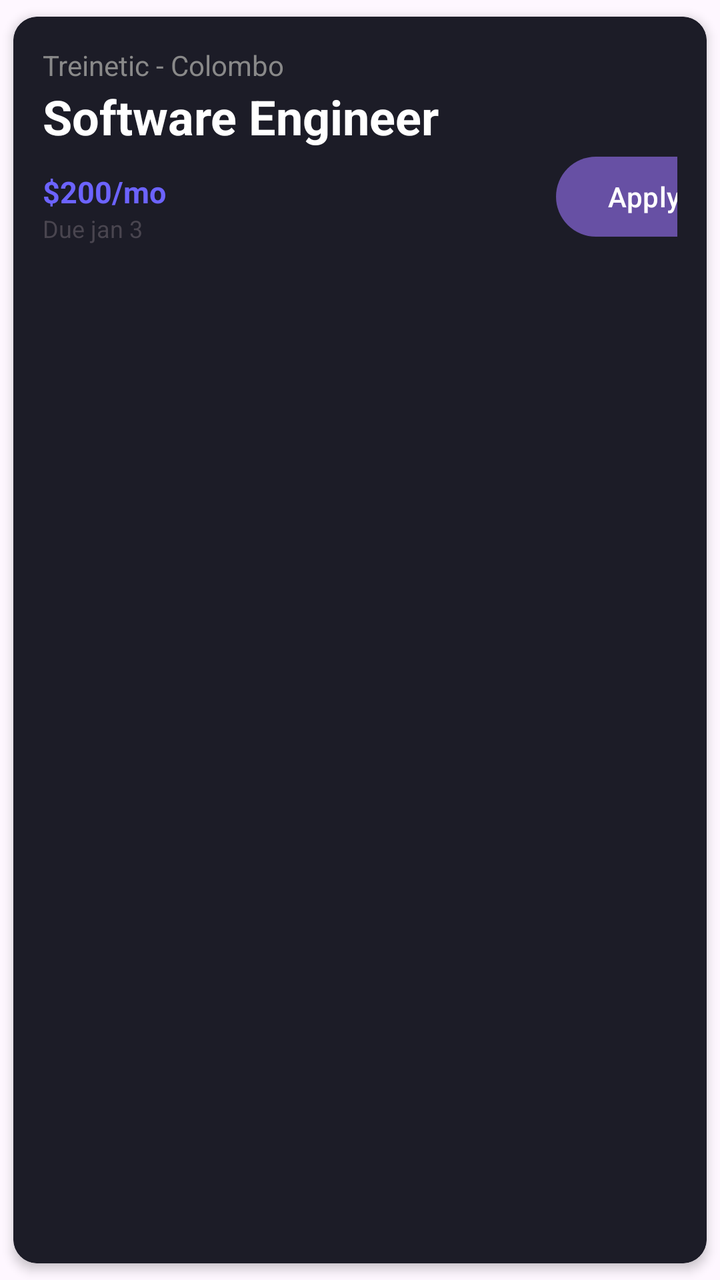
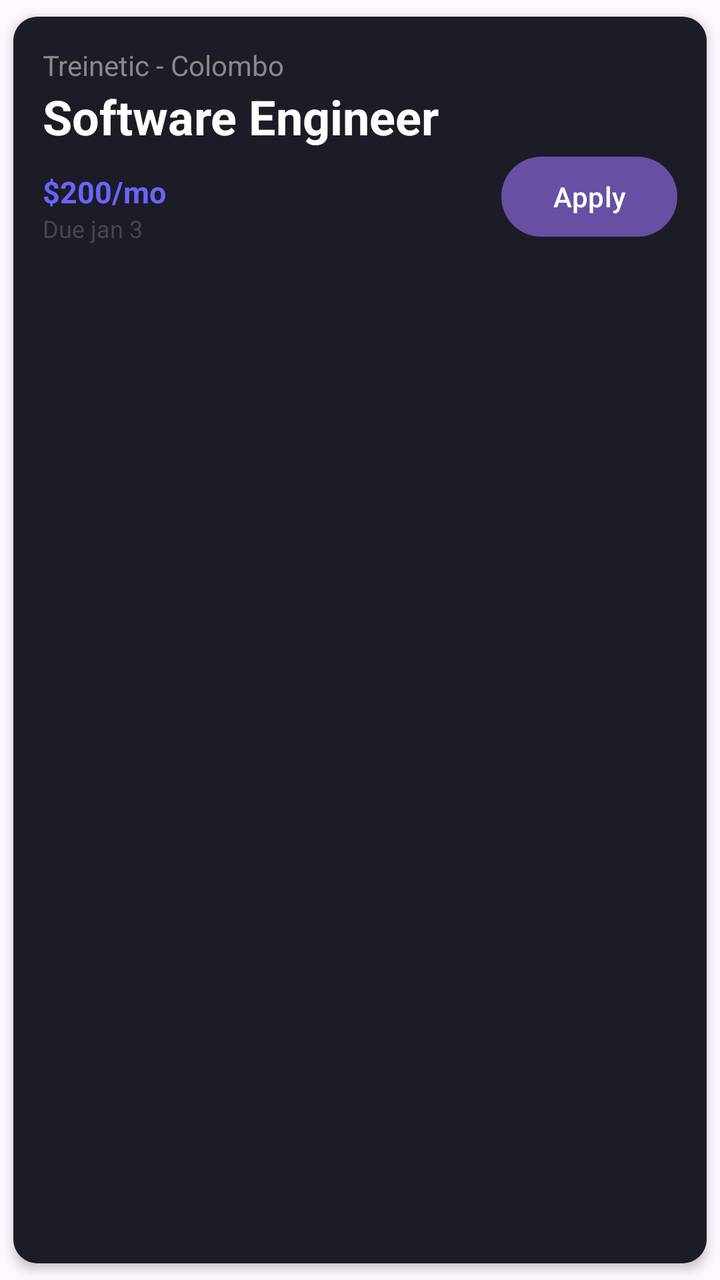

Screens rendered from an Android XML layout before and after an edit, with the pre-edit source and the edit as a unified diff.
<!-- AndroidManifest.xml: application theme Theme.InternConnect -->
<!-- res/layout/job_item.xml -->
<?xml version="1.0" encoding="utf-8"?>
<com.google.android.material.card.MaterialCardView xmlns:android="http://schemas.android.com/apk/res/android"
    android:layout_width="match_parent"
    android:layout_height="wrap_content"
    xmlns:app="http://schemas.android.com/apk/res-auto"
    app:cardUseCompatPadding="true"
    app:contentPadding="15dp"
    app:strokeColor="@color/item_back"
    app:cardElevation="3dp"
    app:cardBackgroundColor="@color/item_back"
    >

    <LinearLayout
        android:layout_width="match_parent"
        android:layout_height="wrap_content"
        android:orientation="vertical">

        <TextView
            android:id="@+id/item_comp_name"
            android:layout_width="match_parent"
            android:layout_height="wrap_content"
            android:text="Treinetic - Colombo"
            android:textColor="@color/font_gray"/>


        <TextView
            android:id="@+id/item_job_title"
            android:layout_width="match_parent"
            android:layout_height="wrap_content"
            android:text="Software Engineer"
            android:maxLines="2"
            android:textStyle="bold"
            android:textSize="24dp"
            android:textColor="@color/white"/>

        <LinearLayout
            android:layout_width="match_parent"
            android:layout_height="match_parent"
            android:orientation="horizontal">

        </LinearLayout>

        <androidx.constraintlayout.widget.ConstraintLayout
            android:layout_width="match_parent"
            android:layout_height="wrap_content"
            android:orientation="horizontal"
            android:weightSum="1">

            <LinearLayout
                android:id="@+id/linearLayout3"
                android:layout_width="wrap_content"
                android:layout_height="match_parent"

                android:layout_weight="1"
                android:orientation="vertical"
                app:layout_constraintBottom_toBottomOf="parent"
                app:layout_constraintStart_toStartOf="parent">

                <TextView
                    android:id="@+id/item_job_salary"
                    android:layout_width="match_parent"
                    android:layout_height="wrap_content"
                    android:text="$200/mo"
                    android:textSize="15sp"
                    android:textStyle="bold"
                    android:textColor="@color/violoet"/>

                <TextView
                    android:id="@+id/item_job_date"
                    android:layout_width="match_parent"
                    android:layout_height="wrap_content"
                    android:text="Due jan 3"
                    android:textSize="12dp" />
            </LinearLayout>

            <Button
                android:id="@+id/button"
                android:layout_width="wrap_content"
                android:layout_height="wrap_content"
                android:layout_marginStart="222dp"
                android:layout_weight="1"
                android:text="Apply"
                app:layout_constraintBottom_toBottomOf="parent"
                app:layout_constraintEnd_toEndOf="parent"
                app:layout_constraintStart_toEndOf="@+id/linearLayout3" />
        </androidx.constraintlayout.widget.ConstraintLayout>


    </LinearLayout>
</com.google.android.material.card.MaterialCardView>
<!-- resources referenced by this layout -->
<resources>
  <color name="font_gray">#898989</color>
  <color name="item_back">#1c1c27</color>
  <color name="violoet">#6C63FF</color>
  <color name="white">#FFFFFFFF</color>
  <style name="Theme.InternConnect" parent="Base.Theme.InternConnect" />
  <style name="Base.Theme.InternConnect" parent="Theme.Material3.DayNight.NoActionBar">
          
          
      </style>
</resources>

<!-- the commit's change to res/layout/job_item.xml (unified diff, before → after) -->
@@ -74,15 +74,13 @@
             </LinearLayout>
 
             <Button
-                android:id="@+id/button"
+                android:id="@+id/item_job_apply"
                 android:layout_width="wrap_content"
                 android:layout_height="wrap_content"
-                android:layout_marginStart="222dp"
                 android:layout_weight="1"
                 android:text="Apply"
                 app:layout_constraintBottom_toBottomOf="parent"
-                app:layout_constraintEnd_toEndOf="parent"
-                app:layout_constraintStart_toEndOf="@+id/linearLayout3" />
+                app:layout_constraintEnd_toEndOf="parent" />
         </androidx.constraintlayout.widget.ConstraintLayout>
 
 
